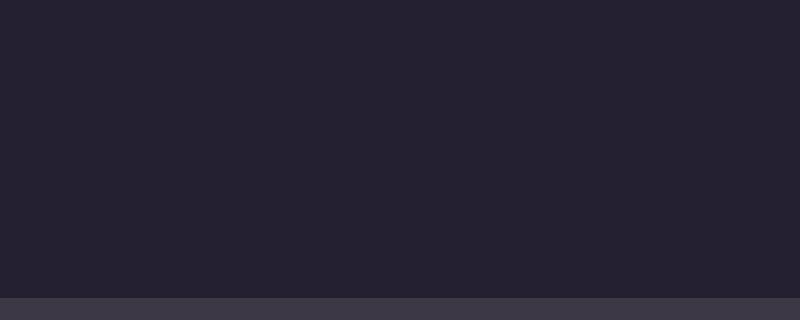
Qt form trabalho-final-pi/form.ui (solid-titans/Trabalho-Final-PI) before a commit; both pictures show x 0 to 800 and y 280 to 600 of the 800 by 600 pixel window.
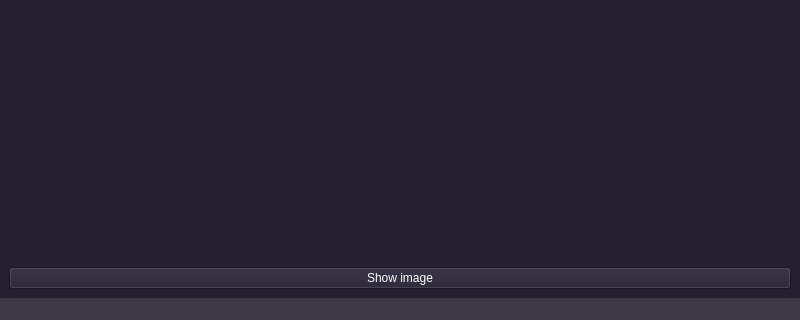
The same form after that commit.

Commit message: feat: interface redimensionavel

Diff of the .ui file:
```diff
--- a/trabalho-final-pi/form.ui
+++ b/trabalho-final-pi/form.ui
@@ -22,6 +22,32 @@
    <property name="styleSheet">
     <string notr="true">background-color: rgb(36, 31, 49);</string>
    </property>
+   <layout class="QHBoxLayout" name="horizontalLayout">
+    <item>
+     <layout class="QVBoxLayout" name="verticalLayout">
+      <item alignment="Qt::AlignHCenter|Qt::AlignVCenter">
+       <widget class="QLabel" name="imageLabel">
+        <property name="autoFillBackground">
+         <bool>false</bool>
+        </property>
+        <property name="styleSheet">
+         <string notr="true"/>
+        </property>
+        <property name="text">
+         <string/>
+        </property>
+       </widget>
+      </item>
+      <item>
+       <widget class="QPushButton" name="showImageButton">
+        <property name="text">
+         <string>Show image</string>
+        </property>
+       </widget>
+      </item>
+     </layout>
+    </item>
+   </layout>
   </widget>
   <widget class="QMenuBar" name="menubar">
    <property name="geometry">
```
Left out of the diff: 30 changed lines with no effect on the pictures. The commit also changes 2 other files.
